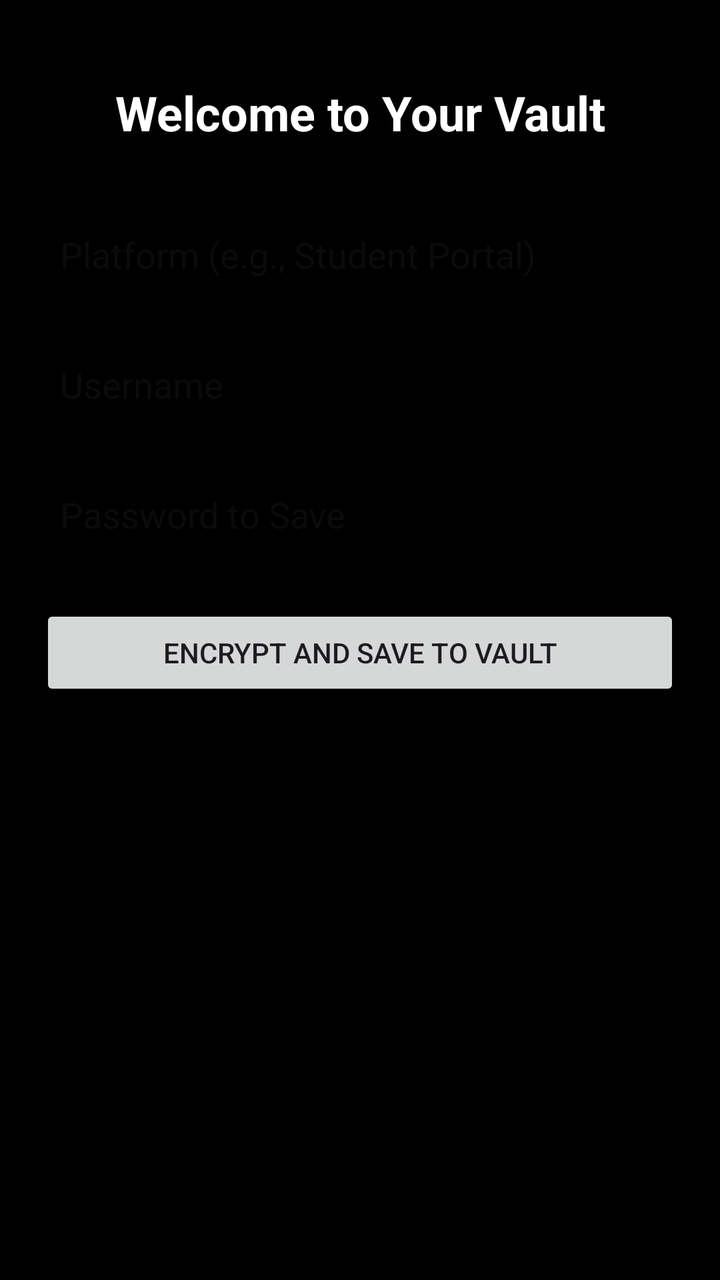
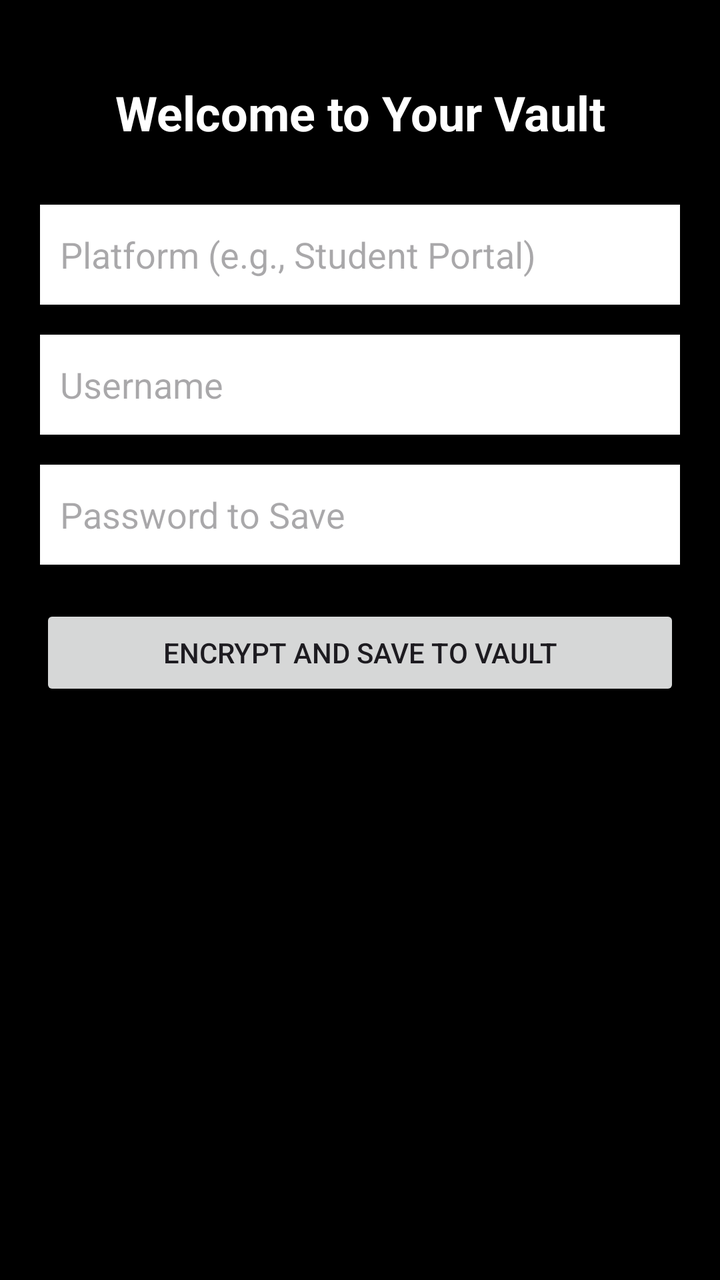

An Android layout rendered at two revisions. The XML below is the earlier revision; the diff shows what the commit changed to produce the second picture.
<!-- AndroidManifest.xml: application theme Theme.Passvault -->
<!-- res/layout/activity_home_screen.xml -->
<?xml version="1.0" encoding="utf-8"?>
<LinearLayout xmlns:android="http://schemas.android.com/apk/res/android"
    android:orientation="vertical"
    android:layout_width="match_parent"
    android:layout_height="match_parent"
    android:background="@color/black"
    android:padding="20dp">

    <TextView
        android:id="@+id/textView"
        android:layout_width="match_parent"
        android:layout_height="wrap_content"
        android:text="Welcome to Your Vault"
        android:gravity="center"
        android:layout_marginTop="20dp"
        android:textSize="24sp"
        android:textStyle="bold"
        android:textColor="@color/white"/>

    <EditText
        android:id="@+id/etPlatform"
        android:layout_width="match_parent"
        android:layout_height="50dp"
        android:background="@color/black"
        android:hint="Platform (e.g., Student Portal)"
        android:layout_marginTop="30dp"
        android:padding="10dp"/>

    <EditText
        android:id="@+id/etVaultUsername"
        android:layout_width="match_parent"
        android:layout_height="50dp"
        android:background="@color/black"
        android:hint="Username"
        android:layout_marginTop="15dp"
        android:padding="10dp"/>

    <EditText
        android:id="@+id/etVaultPassword"
        android:layout_width="match_parent"
        android:layout_height="50dp"
        android:background="@color/black"
        android:hint="Password to Save"
        android:layout_marginTop="15dp"
        android:padding="10dp"/>

    <Button
        android:id="@+id/btnSaveToVault"
        android:layout_width="match_parent"
        android:layout_height="wrap_content"
        android:text="ENCRYPT AND SAVE TO VAULT"
        android:layout_marginTop="20dp"/>

    <TextView
        android:id="@+id/result"
        android:layout_width="match_parent"
        android:layout_height="wrap_content"
        android:text=""
        android:layout_marginTop="20dp"
        android:gravity="center"
        android:textSize="18sp"
        android:textColor="@color/white"/>

</LinearLayout>
<!-- resources referenced by this layout -->
<resources>
  <color name="black">#FF000000</color>
  <color name="white">#FFFFFFFF</color>
  <style name="Theme.Passvault" parent="Base.Theme.Passvault" />
  <style name="Base.Theme.Passvault" parent="Theme.Material3.DayNight.NoActionBar">
          
          
      </style>
</resources>

<!-- the commit's change to res/layout/activity_home_screen.xml (unified diff, before → after) -->
@@ -21,7 +21,8 @@
         android:id="@+id/etPlatform"
         android:layout_width="match_parent"
         android:layout_height="50dp"
-        android:background="@color/black"
+        android:background="@color/white"
+        android:textColor="@color/black"
         android:hint="Platform (e.g., Student Portal)"
         android:layout_marginTop="30dp"
         android:padding="10dp"/>
@@ -30,7 +31,8 @@
         android:id="@+id/etVaultUsername"
         android:layout_width="match_parent"
         android:layout_height="50dp"
-        android:background="@color/black"
+        android:background="@color/white"
+        android:textColor="@color/black"
         android:hint="Username"
         android:layout_marginTop="15dp"
         android:padding="10dp"/>
@@ -39,7 +41,8 @@
         android:id="@+id/etVaultPassword"
         android:layout_width="match_parent"
         android:layout_height="50dp"
-        android:background="@color/black"
+        android:background="@color/white"
+        android:textColor="@color/black"
         android:hint="Password to Save"
         android:layout_marginTop="15dp"
         android:padding="10dp"/>
